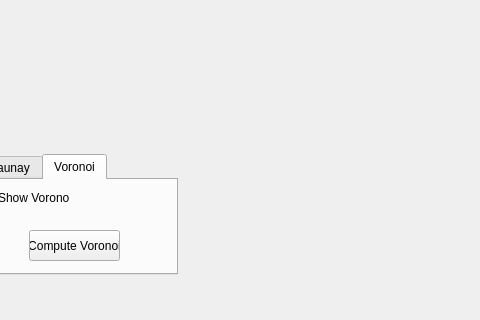
This is mainwindow.ui in Aros69/MeshComputation as Qt 5 draws it before an edit; both pictures show x 323 to 803 and y 243 to 563 of the 803 by 563 pixel window. The edited form follows.
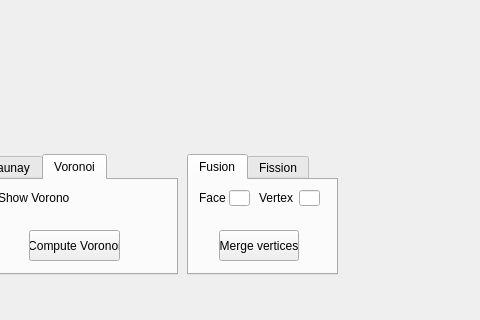
This is the edited form. Custom widgets are drawn as their Qt base class.

Diff of the .ui file:
```diff
--- a/mainwindow.ui
+++ b/mainwindow.ui
@@ -478,6 +478,124 @@
      </property>
     </widget>
    </widget>
+   <widget class="QTabWidget" name="tabWidget_2">
+    <property name="geometry">
+     <rect>
+      <x>510</x>
+      <y>380</y>
+      <width>151</width>
+      <height>121</height>
+     </rect>
+    </property>
+    <property name="currentIndex">
+     <number>0</number>
+    </property>
+    <widget class="QWidget" name="tab">
+     <attribute name="title">
+      <string>Fusion</string>
+     </attribute>
+     <widget class="QLabel" name="label_3">
+      <property name="geometry">
+       <rect>
+        <x>10</x>
+        <y>10</y>
+        <width>45</width>
+        <height>16</height>
+       </rect>
+      </property>
+      <property name="text">
+       <string>Face</string>
+      </property>
+     </widget>
+     <widget class="QLineEdit" name="fusionFaceID">
+      <property name="geometry">
+       <rect>
+        <x>40</x>
+        <y>10</y>
+        <width>21</width>
+        <height>16</height>
+       </rect>
+      </property>
+     </widget>
+     <widget class="QLineEdit" name="fusionVertexID">
+      <property name="geometry">
+       <rect>
+        <x>110</x>
+        <y>10</y>
+        <width>21</width>
+        <height>16</height>
+       </rect>
+      </property>
+     </widget>
+     <widget class="QPushButton" name="mergeVertices">
+      <property name="geometry">
+       <rect>
+        <x>30</x>
+        <y>50</y>
+        <width>80</width>
+        <height>31</height>
+       </rect>
+      </property>
+      <property name="text">
+       <string>Merge vertices</string>
+      </property>
+     </widget>
+     <widget class="QLabel" name="label_5">
+      <property name="geometry">
+       <rect>
+        <x>70</x>
+        <y>10</y>
+        <width>45</width>
+        <height>16</height>
+       </rect>
+      </property>
+      <property name="text">
+       <string>Vertex</string>
+      </property>
+     </widget>
+    </widget>
+    <widget class="QWidget" name="tab_2">
+     <attribute name="title">
+      <string>Fission</string>
+     </attribute>
+     <widget class="QLineEdit" name="splitVertexID">
+      <property name="geometry">
+       <rect>
+        <x>60</x>
+        <y>10</y>
+        <width>21</width>
+        <height>16</height>
+       </rect>
+      </property>
+     </widget>
+     <widget class="QLabel" name="label_4">
+      <property name="geometry">
+       <rect>
+        <x>10</x>
+        <y>10</y>
+        <width>45</width>
+        <height>16</height>
+       </rect>
+      </property>
+      <property name="text">
+       <string>Vertex</string>
+      </property>
+     </widget>
+     <widget class="QPushButton" name="splitVertexButton">
+      <property name="geometry">
+       <rect>
+        <x>30</x>
+        <y>50</y>
+        <width>80</width>
+        <height>31</height>
+       </rect>
+      </property>
+      <property name="text">
+       <string>Split</string>
+      </property>
+     </widget>
+    </widget>
+   </widget>
   </widget>
   <widget class="QToolBar" name="mainToolBar">
    <attribute name="toolBarArea">
```
